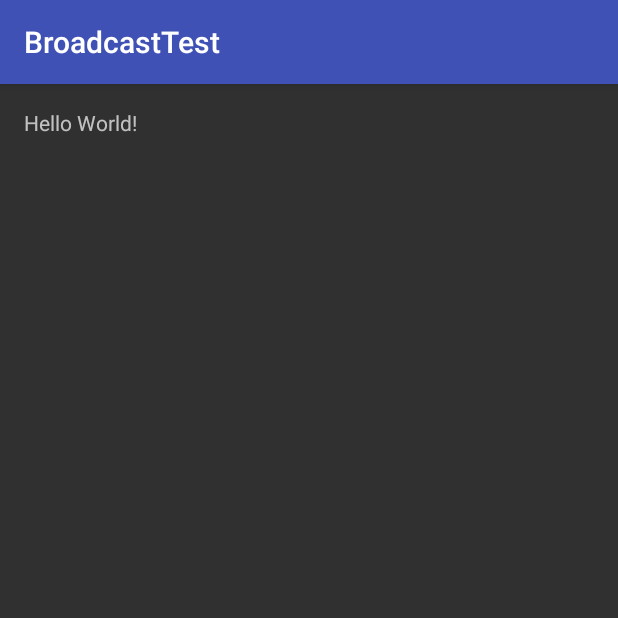
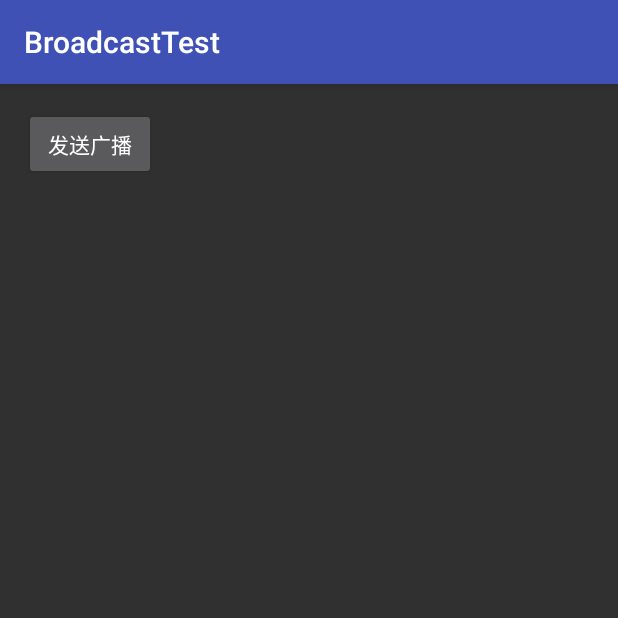
Before and after one commit to JackQueen/BroadcastTest, an Android app: the screen it shows after launch (MainActivity), on a phone screen of 412 x 824 dp, the top half of it. Run offline under Robolectric (Android 15) with nearby library versions, the phone set to English and light mode, and no system bars.

Commit message:
简单的发送和接收广播,动态注册和静态注册

```diff
--- a/app/src/main/java/com/wjq/broadcasttest/MainActivity.java
+++ b/app/src/main/java/com/wjq/broadcasttest/MainActivity.java
@@ -1,13 +1,46 @@
 package com.wjq.broadcasttest;
 
+
+import android.content.Intent;
+import android.content.IntentFilter;
 import android.support.v7.app.AppCompatActivity;
 import android.os.Bundle;
+import android.view.View;
 
 public class MainActivity extends AppCompatActivity {
+
+    private MyBroadcastReceiver receiver;
 
     @Override
     protected void onCreate(Bundle savedInstanceState) {
         super.onCreate(savedInstanceState);
         setContentView(R.layout.activity_main);
+        receiver = new MyBroadcastReceiver();
+        IntentFilter filter =new IntentFilter();
+        filter.addAction("com.xxxx.wjq");
+        registerReceiver(receiver, filter);
+    }
+
+    @Override
+    protected void onStart() {
+        super.onStart();
+    }
+
+    @Override
+    protected void onResume() {
+        super.onResume();
+
+    }
+
+    public void senBroad(View view) {
+        Intent inttent=new Intent("com.xxxx.wjq");
+        sendBroadcast(inttent);
+    }
+
+
+    @Override
+    protected void onDestroy() {
+        super.onDestroy();
+        unregisterReceiver(receiver);
     }
 }
--- /dev/null
+++ b/app/src/main/java/com/wjq/broadcasttest/MyBroadcastReceiver.java
@@ -0,0 +1,19 @@
+package com.wjq.broadcasttest;
+
+import android.content.BroadcastReceiver;
+import android.content.Context;
+import android.content.Intent;
+import android.util.Log;
+import android.widget.Toast;
+
+/**
+ * Created by Administrator on 2017-04-28.
+ */
+
+public class MyBroadcastReceiver extends BroadcastReceiver {
+    @Override
+    public void onReceive(Context context, Intent intent) {
+        Toast.makeText(context, "收到一条广播", Toast.LENGTH_SHORT).show();
+        Log.e("MyBroadcastReceiver", "MyBroadcastReceiver");
+    }
+}
--- a/app/src/main/res/layout/activity_main.xml
+++ b/app/src/main/res/layout/activity_main.xml
@@ -11,8 +11,10 @@
     android:paddingBottom="@dimen/activity_vertical_margin"
     tools:context="com.wjq.broadcasttest.MainActivity">
 
-    <TextView
+    <Button
         android:layout_width="wrap_content"
         android:layout_height="wrap_content"
-        android:text="Hello World!" />
+        android:onClick="senBroad"
+        android:text="发送广播"/>
+
 </RelativeLayout>
```
Also changed, not shown: app/src/main/AndroidManifest.xml (+6 -1 lines).
